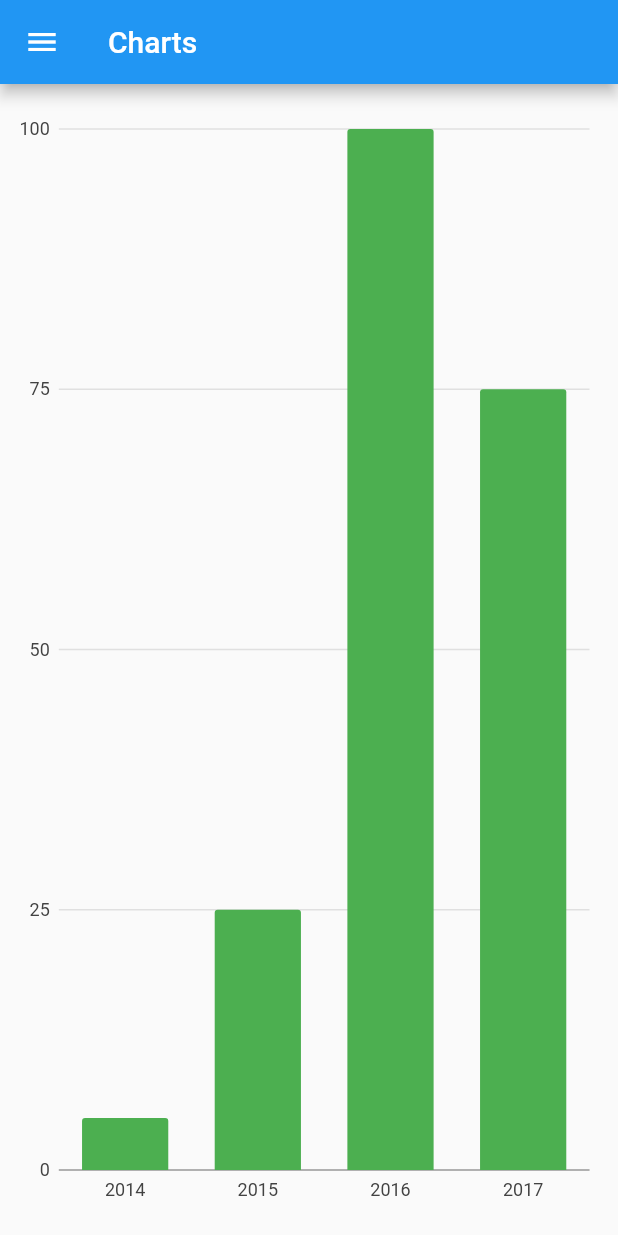
After one commit to DorianGrey/flutter_app_playground, a Flutter app: the ChartPage screen opened by its route, on a phone screen of 412 x 824 dp. The commit adds this screen. Run offline on Flutter 3.47's test engine with Material 2 defaults, Android fonts, the phone set to English and light mode, and no system bars; our stand-ins replace charts_flutter, flutter_redux, redux.

Commit message:
Add a simple bar chart example

```diff
--- /dev/null
+++ b/lib/chartPage.dart
@@ -0,0 +1,60 @@
+import 'package:flutter/material.dart';
+import 'package:charts_flutter/flutter.dart' as charts;
+
+import 'package:flutter_app_playground/helpers/drawer.dart';
+import 'package:flutter_app_playground/i18n/app_localizations.dart';
+
+class OrdinalSales {
+  final String year;
+  final int sales;
+
+  OrdinalSales(this.year, this.sales);
+}
+
+class ChartPage extends StatelessWidget {
+  ChartPage({Key key}) : super(key: key);
+
+  static const ROUTE_NAME = '/charts';
+
+  final sampleData = [
+    OrdinalSales('2014', 5),
+    OrdinalSales('2015', 25),
+    OrdinalSales('2016', 100),
+    OrdinalSales('2017', 75),
+  ];
+
+  _getSampleSeries() {
+    return [
+      charts.Series<OrdinalSales, String>(
+          id: 'Sample',
+          colorFn: (_, __) => charts.MaterialPalette.green.shadeDefault,
+          domainFn: (sales, _) => sales.year, // x-axis
+          measureFn: (sales, _) => sales.sales, // y-axis
+          data: sampleData)
+    ];
+  }
+
+  @override
+  Widget build(BuildContext context) {
+    return Scaffold(
+        appBar: AppBar(
+          // Here we take the value from the MyHomePage object that was created by
+          // the App.build method, and use it to set our appbar title.
+          title: Text(AppLocalizations.of(context).chartLink),
+        ),
+        drawer: createDefaultAppDrawer(context, ChartPage.ROUTE_NAME),
+        body: Center(
+          // Note: Adjusting does not seem to work with a Column()
+          // container. However: We need to add some padding around.
+          // Might have something to do with https://github.com/google/charts/issues/129
+          child: Padding(
+            padding:
+                const EdgeInsets.symmetric(vertical: 16.0, horizontal: 5.0),
+            child: charts.BarChart(
+              _getSampleSeries(),
+              animate: true,
+            ),
+          ),
+        ));
+  }
+}
--- a/lib/helpers/drawer.dart
+++ b/lib/helpers/drawer.dart
@@ -1,4 +1,5 @@
 import 'package:flutter/material.dart';
+import 'package:flutter_app_playground/chartPage.dart';
 import 'package:flutter_app_playground/counterPage.dart';
 import 'package:flutter_app_playground/i18n/app_localizations.dart';
 import 'package:flutter_app_playground/settings/settings.dart';
@@ -29,6 +30,15 @@ Drawer createDefaultAppDrawer(BuildContext context, String currentRouteName) {
             Navigator.pushNamed(context, SettingsPage.ROUTE_NAME);
           }
         }),
+    ListTile(
+      leading: Icon(Icons.table_chart),
+      title: Text(AppLocalizations.of(context).chartLink),
+      onTap: () {
+        if (currentRouteName != ChartPage.ROUTE_NAME) {
+          Navigator.pushNamed(context, ChartPage.ROUTE_NAME);
+        }
+      },
+    )
   ];
 
   return Drawer(
--- a/lib/i18n/app_localizations.dart
+++ b/lib/i18n/app_localizations.dart
@@ -33,6 +33,10 @@ class AppLocalizations {
 
   String get settingsLink {
     return Intl.message('Personal information', name: 'settingsLink', desc: 'Settings page: Drawer link and headline');
+  }
+
+  String get chartLink {
+    return Intl.message('Charts', name: 'chartLink', desc: 'Chart page: Drawer link and headline');
   }
 
   /// Stuff for the counter page:
@@ -105,6 +109,8 @@ class AppLocalizations {
   String get done {
     return Intl.message('Done', name: 'done', desc: 'General "done" label');
   }
+
+  /// For the chart page
 }
 
 class AppLocalizationsDelegate extends LocalizationsDelegate<AppLocalizations> {
--- a/lib/i18n/intl_de.arb
+++ b/lib/i18n/intl_de.arb
@@ -16,6 +16,12 @@
   "settingsLink": "Persönliche Informationen",
   "@settingsLink": {
     "description": "Settings page: Drawer link and headline",
+    "type": "text",
+    "placeholders": {}
+  },
+  "chartLink": "Charts",
+  "@chartLink": {
+    "description": "Chart page: Drawer link and headline",
     "type": "text",
     "placeholders": {}
   },
--- a/lib/i18n/intl_en.arb
+++ b/lib/i18n/intl_en.arb
@@ -16,6 +16,12 @@
   "settingsLink": "Personal information",
   "@settingsLink": {
     "description": "Settings page: Drawer link and headline",
+    "type": "text",
+    "placeholders": {}
+  },
+  "chartLink": "Charts",
+  "@chartLink": {
+    "description": "Chart page: Drawer link and headline",
     "type": "text",
     "placeholders": {}
   },
--- a/lib/my_app.dart
+++ b/lib/my_app.dart
@@ -1,4 +1,5 @@
 import 'package:flutter/material.dart';
+import 'package:flutter_app_playground/chartPage.dart';
 import 'package:flutter_localizations/flutter_localizations.dart';
 import 'package:flutter_redux/flutter_redux.dart';
 import 'package:redux/redux.dart';
@@ -45,6 +46,7 @@ class MyApp extends StatelessWidget {
         routes: {
           CounterPage.ROUTE_NAME: (context) => CounterPage(),
           SettingsPage.ROUTE_NAME: (context) => SettingsPage(),
+          ChartPage.ROUTE_NAME: (context) => ChartPage(),
         }
       ),
     );
--- a/pubspec.yaml
+++ b/pubspec.yaml
@@ -13,6 +13,8 @@ environment:
   sdk: ">=2.0.0-dev.68.0 <3.0.0"
 
 dependencies:
+  charts_common: 0.5.0
+  charts_flutter: 0.5.0
   intl: ^0.15.7
   flutter_redux: ^0.5.2
   flutter:
```
Also changed, not shown: lib/i18n/generated/intl_messages.arb, lib/i18n/generated/messages_de.dart, lib/i18n/generated/messages_en.dart, pubspec.lock.
